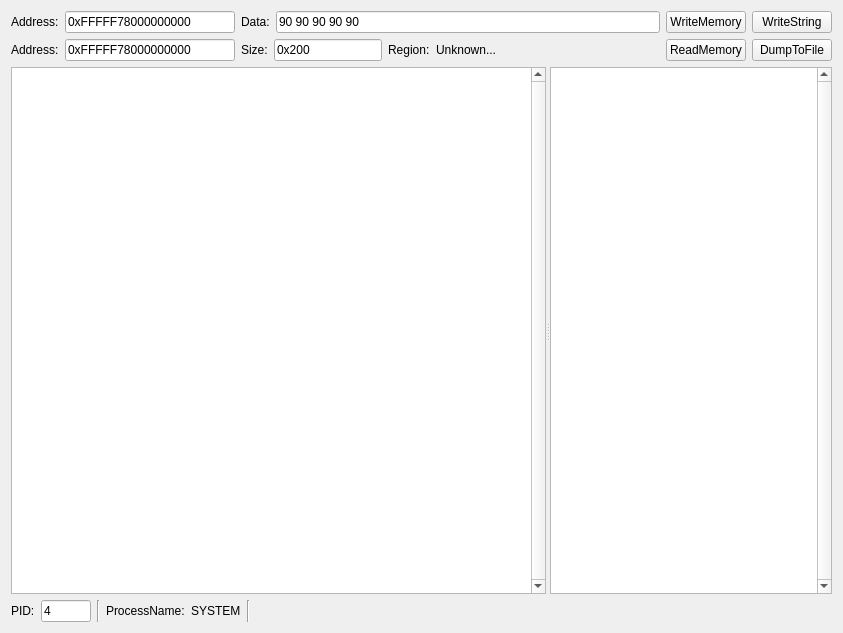
Qt form src/OpenArk/res/ui/memory-rw.ui (BlackINT3/OpenArk) before a commit.
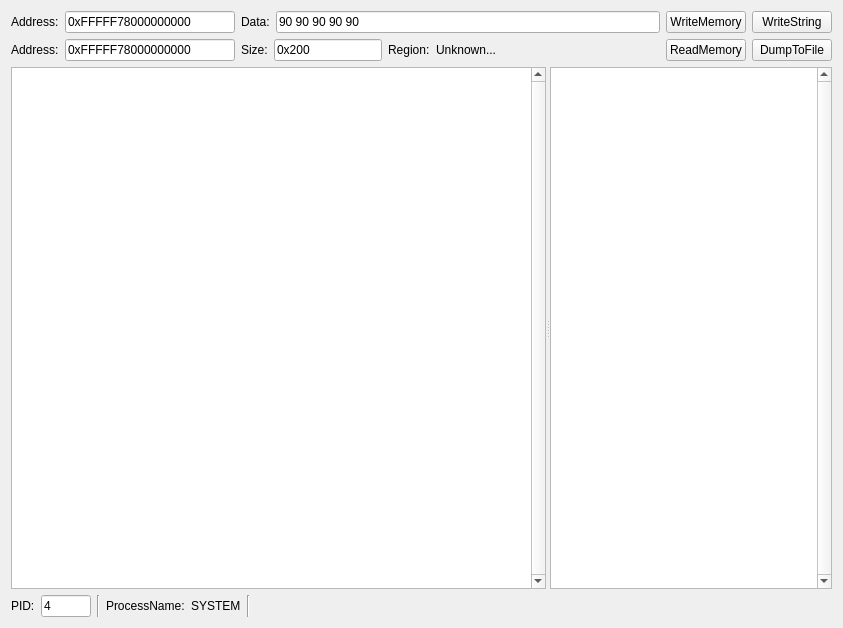
The same form after that commit.

Patch:
```diff
--- a/src/OpenArk/res/ui/memory-rw.ui
+++ b/src/OpenArk/res/ui/memory-rw.ui
@@ -7,7 +7,7 @@
     <x>0</x>
     <y>0</y>
     <width>843</width>
-    <height>633</height>
+    <height>628</height>
    </rect>
   </property>
   <property name="sizePolicy">
```
